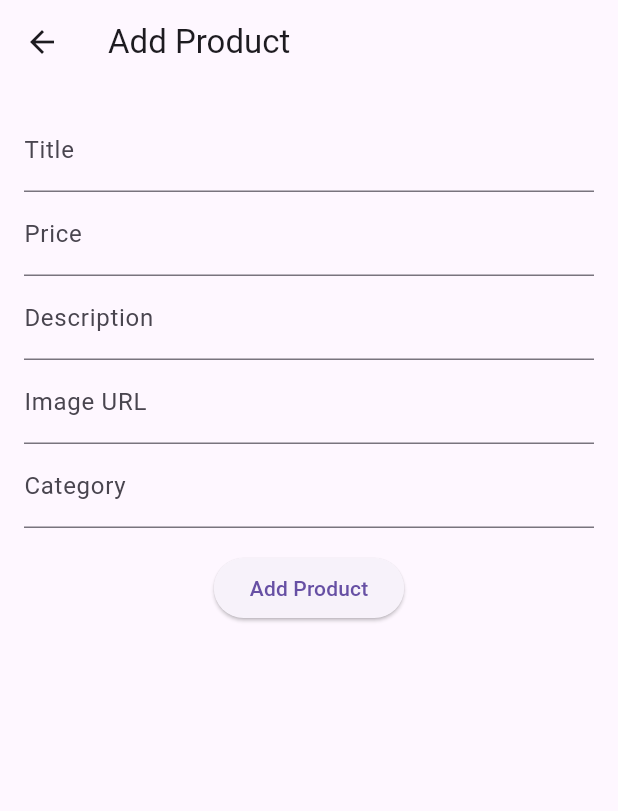
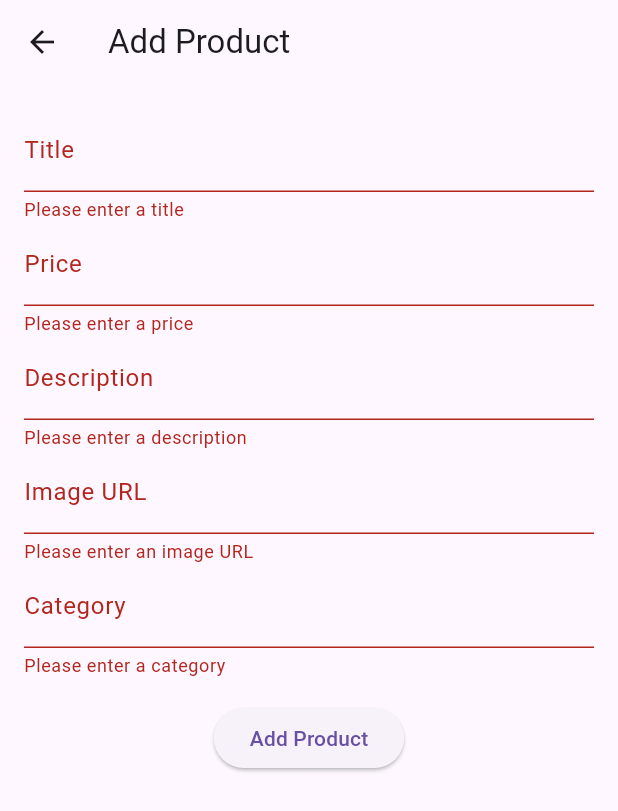
Before and after one commit to Flutter-Basic-To-Advanace/Rest-api, a Flutter app: the AddProduct screen opened directly, after a tap on "Add Product", on a phone screen of 412 x 824 dp. Shown: the top 811 px of the screen. Run offline on Flutter 3.47's test engine with Material 3 defaults, Android fonts, the phone set to English and light mode, and no system bars; network calls fail.

Commit message:
fix error

```diff
--- a/lib/screen/add_product.dart
+++ b/lib/screen/add_product.dart
@@ -10,8 +10,7 @@ class AddProduct extends StatefulWidget {
 }
 
 class _AddProductState extends State<AddProduct> {
-  ApiService apiService = ApiService();
-
+  final ApiService apiService = ApiService();
   final _formKey = GlobalKey<FormState>();
 
   String title = '';
@@ -19,17 +18,19 @@ class _AddProductState extends State<AddProduct> {
   String description = '';
   String image = '';
   String category = '';
+
   @override
   Widget build(BuildContext context) {
     return Scaffold(
-      appBar: AppBar(title: Text("Add Product")),
+      appBar: AppBar(title: const Text("Add Product")),
       body: Padding(
-        padding: EdgeInsets.all(16),
+        padding: const EdgeInsets.all(16),
         child: Form(
+          key: _formKey, // ✅ added key
           child: Column(
             children: [
               TextFormField(
-                decoration: InputDecoration(labelText: 'Title'),
+                decoration: const InputDecoration(labelText: 'Title'),
                 validator: (value) {
                   if (value == null || value.isEmpty) {
                     return 'Please enter a title';
@@ -41,7 +42,7 @@ class _AddProductState extends State<AddProduct> {
                 },
               ),
               TextFormField(
-                decoration: InputDecoration(labelText: 'Price'),
+                decoration: const InputDecoration(labelText: 'Price'),
                 keyboardType: TextInputType.number,
                 validator: (value) {
                   if (value == null || value.isEmpty) {
@@ -54,7 +55,7 @@ class _AddProductState extends State<AddProduct> {
                 },
               ),
               TextFormField(
-                decoration: InputDecoration(labelText: 'Description'),
+                decoration: const InputDecoration(labelText: 'Description'),
                 validator: (value) {
                   if (value == null || value.isEmpty) {
                     return 'Please enter a description';
@@ -66,7 +67,7 @@ class _AddProductState extends State<AddProduct> {
                 },
               ),
               TextFormField(
-                decoration: InputDecoration(labelText: 'Image URL'),
+                decoration: const InputDecoration(labelText: 'Image URL'),
                 validator: (value) {
                   if (value == null || value.isEmpty) {
                     return 'Please enter an image URL';
@@ -78,7 +79,7 @@ class _AddProductState extends State<AddProduct> {
                 },
               ),
               TextFormField(
-                decoration: InputDecoration(labelText: 'Category'),
+                decoration: const InputDecoration(labelText: 'Category'),
                 validator: (value) {
                   if (value == null || value.isEmpty) {
                     return 'Please enter a category';
@@ -89,7 +90,7 @@ class _AddProductState extends State<AddProduct> {
                   category = value!;
                 },
               ),
-              SizedBox(height: 16.0),
+              const SizedBox(height: 16.0),
               ElevatedButton(
                 onPressed: () {
                   if (_formKey.currentState!.validate()) {
@@ -106,7 +107,7 @@ class _AddProductState extends State<AddProduct> {
                     });
                   }
                 },
-                child: Text('Add Product'),
+                child: const Text('Add Product'),
               ),
             ],
           ),
```
